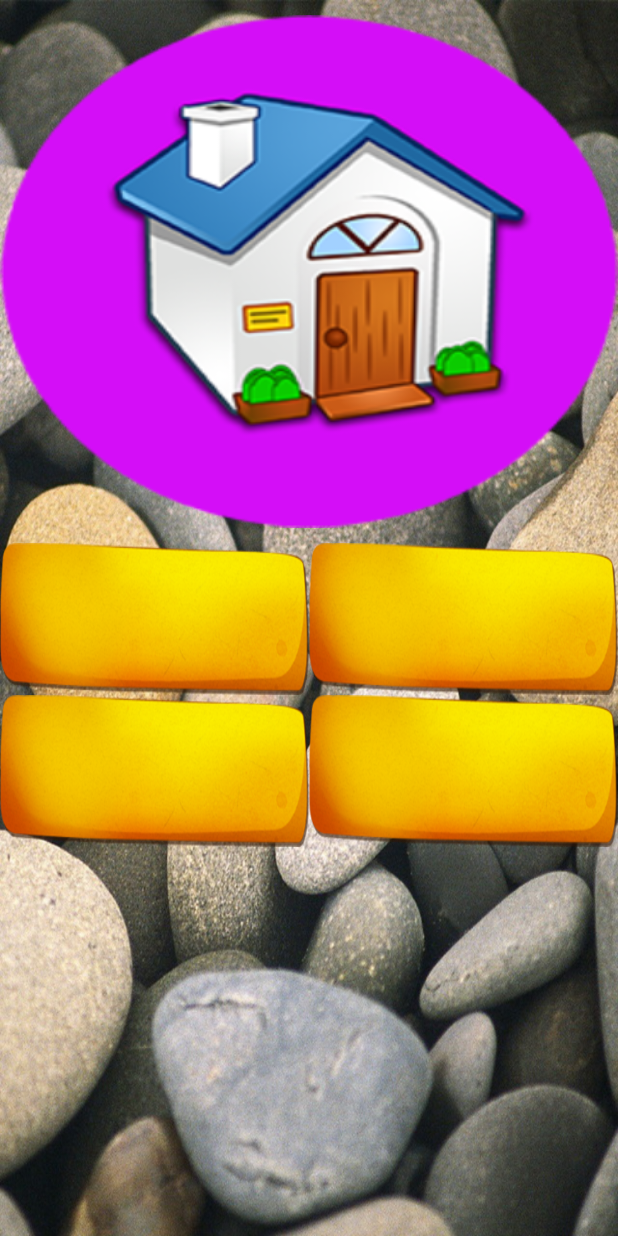
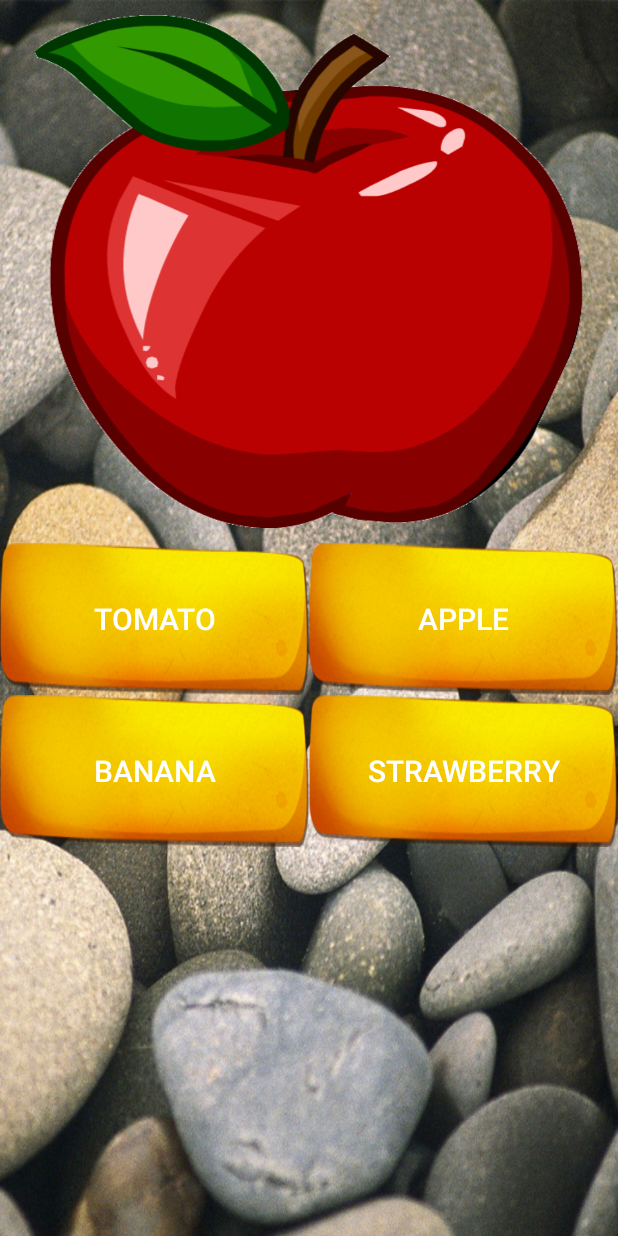
Before and after one commit to johntran1405/LearnVocabulary, an Android app: the ChooseActivity screen opened directly, with no data from a screen before it, on a phone screen of 412 x 824 dp. Run offline under Robolectric (Android 15) with nearby library versions, the phone set to English and light mode, and no system bars; 10 statements that could not run were skipped.

Commit message:
ChooseActivity, ListenAndChooseActivity

```diff
--- a/app/src/main/java/ccwav/blogspot/com/learnvocabulary/ChooseActivity.java
+++ b/app/src/main/java/ccwav/blogspot/com/learnvocabulary/ChooseActivity.java
@@ -5,8 +5,10 @@ import android.content.Intent;
 import android.graphics.drawable.Drawable;
 import android.os.Build;
 import android.os.Bundle;
+import android.speech.tts.TextToSpeech;
 import android.support.v7.app.AppCompatActivity;
 import android.util.Log;
+import android.view.View;
 import android.widget.Button;
 import android.widget.ImageView;
 
@@ -22,11 +24,15 @@ public class ChooseActivity extends AppCompatActivity {
     Bundle bundle;
     int idcate;
 
-    static List<Words_Model> listword= new ArrayList<>();
+
     static int NUM_ITEMS =0;
     ImageView imageView;
     Button btnA,btnB,btnC,btnD;
-    ArrayList<String> word = new ArrayList();
+
+    ArrayList<Words_Model> listword= new ArrayList<>();
+    ArrayList<Words_Model> arrayList = new ArrayList<>();
+    TextToSpeech finalMTts = null;
+    private int RESULT_CHOSEN = -1,RESULT_FAILED = 0;
 
     protected void onCreate(Bundle savedInstanceState) {
         super.onCreate(savedInstanceState);
@@ -45,30 +51,7 @@ public class ChooseActivity extends AppCompatActivity {
 
     @TargetApi(Build.VERSION_CODES.JELLY_BEAN)
     private void addEvent() {
-        Random rd = new Random();
-        String img=listword.get(0).getImage();
-        imageView.setBackground(getImage(img));
-        String A=listword.get(0).getEnglish();
-        String B=listword.get(1).getEnglish();
-        String C=listword.get(2).getEnglish();
-        String D=listword.get(3).getEnglish();
-        word.add(A);
-        word.add(B);
-        word.add(C);
-        word.add(D);
-        int i;
-        String text = null;
-        for (i=0;i<word.size();i++)
-        {
-            text=word.get(rd.nextInt(word.size()));
-            word.remove(word.get(i));
-        }
-
-        btnA.setText(text);
-        btnB.setText(text);
-        btnC.setText(text);
-        btnD.setText(text);
-
+        RandomImage();
     }
 
     private void addControl() {
@@ -79,17 +62,24 @@ public class ChooseActivity extends AppCompatActivity {
         btnD= (Button) findViewById(R.id.dapan4);
 
     }
-    private Drawable getImage(String img)
-    {
-        int imgResId = getResources().getIdentifier(String.valueOf(img), "drawable",getApplicationContext().getPackageName());
-        Log.d("Hinh","TenHinh"+ imgResId);
-        Drawable dr;
-        if(imgResId!=0) {
-            dr = getApplicationContext().getResources().getDrawable(imgResId);
-        }else
-        {
-            dr = getApplicationContext().getResources().getDrawable(R.drawable.home);
+    public void RandomImage(){
+        Random random = new Random();
+
+        for(int i = 0; i< 4;i++){
+            int n = listword.size();
+            int x = random.nextInt(n);
+            arrayList.add(listword.get(x));
+            listword.remove(x);
         }
-        return dr;
+        RESULT_CHOSEN = random.nextInt(arrayList.size());
+        imageView.setBackgroundResource(getResources().getIdentifier(arrayList.get(RESULT_CHOSEN).getImage(),"drawable",getApplicationContext().getPackageName()));
+        btnA.setText(arrayList.get(0).getEnglish().toString());
+        btnB.setText(arrayList.get(1).getEnglish().toString());
+        btnC.setText(arrayList.get(2).getEnglish().toString());
+        btnD.setText(arrayList.get(3).getEnglish().toString());
+
     }
+    //Check Result
+
+
 }
```
Also changed, not shown: app/src/main/java/ccwav/blogspot/com/learnvocabulary/ListenAndChooseActivity.java (+189 -66 lines), app/src/main/java/ccwav/blogspot/com/learnvocabulary/ListenAndWriteActivity.java (+6 -6 lines), app/src/main/java/ccwav/blogspot/com/learnvocabulary/Model/Words_Model.java (+9 -0 lines).
